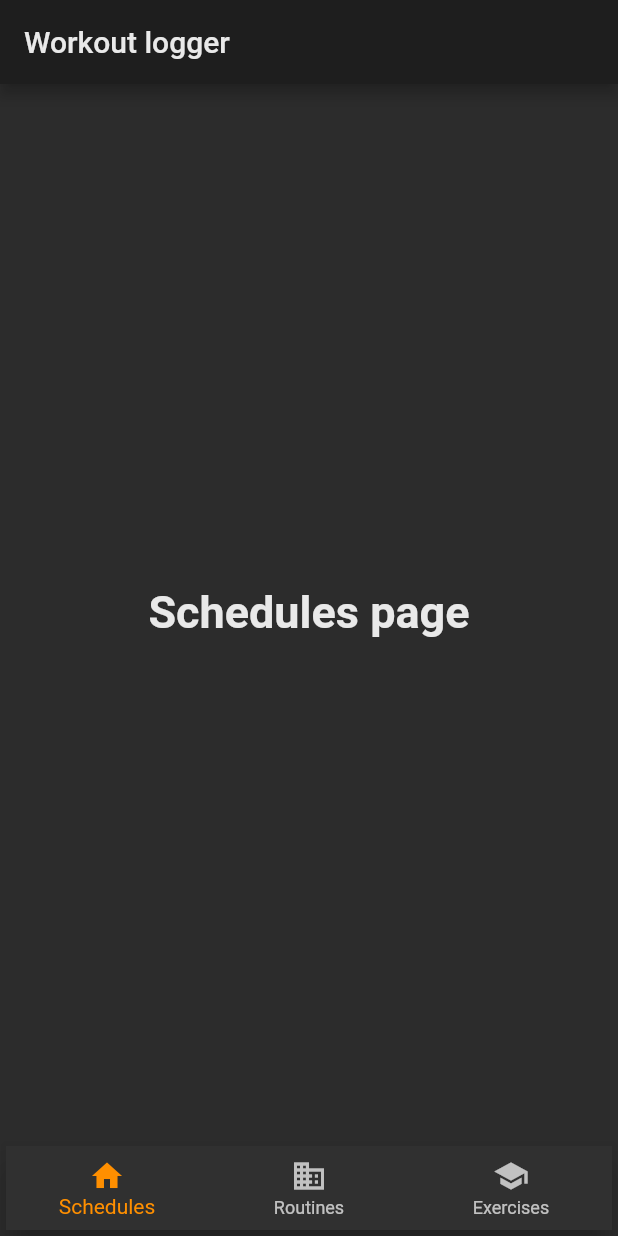
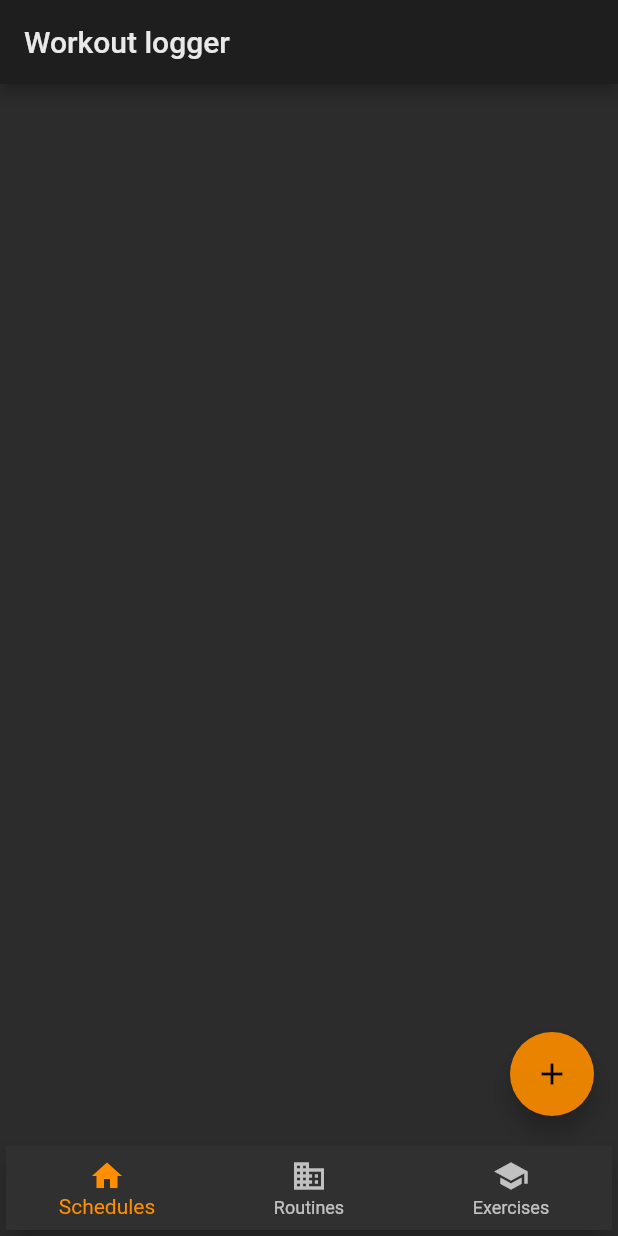
Before and after one commit to KuhakuPixel/Workout_Logger_App, a Flutter app: the screen it shows after launch, on a phone screen of 412 x 824 dp. Run offline on Flutter 3.47's test engine with Material 2 defaults, Android fonts, the phone set to English and light mode, and no system bars.

Commit message:
Working bottom modal sheet

```diff
--- /dev/null
+++ b/lib/ContentPages/page.dart
@@ -0,0 +1,54 @@
+import 'package:flutter/material.dart';
+
+class ApplicationPage extends StatelessWidget {
+  final String pageTitle;
+
+  //constructor
+  ApplicationPage({this.pageTitle});
+
+  void ShowModalBottomSheet(BuildContext context) {
+    showModalBottomSheet<void>(
+      context: context,
+      //takes in a function with taking in context as an argument and return a widget for the modar sheet
+      builder: (BuildContext context) {
+        return Container(
+          height: 300,
+          color: Colors.grey[900],
+          child: Center(
+            child: Column(
+              mainAxisAlignment: MainAxisAlignment.center,
+              mainAxisSize: MainAxisSize.min,
+              children: <Widget>[
+                const Text('Modal BottomSheet'),
+                ElevatedButton(
+                  child: const Text('Close BottomSheet'),
+                  onPressed: () => Navigator.pop(context),
+                )
+              ],
+            ),
+          ),
+        );
+      },
+    );
+  }
+
+  @override
+  Widget build(BuildContext context) {
+    //allow some flexibility by wrapping all the widget in a containr
+    return Scaffold(
+      body: Row(
+        //main content for the page
+        children: <Widget>[],
+      ),
+      // a floatingactionbuttonn that is built in as a parameter of schaffhold
+      floatingActionButton: FloatingActionButton(
+        child: Icon(Icons.add),
+        onPressed: () {
+          ShowModalBottomSheet(context);
+        },
+        backgroundColor: Colors.amber[800],
+        focusColor: Colors.amber[300],
+      ),
+    );
+  }
+}
--- a/lib/main.dart
+++ b/lib/main.dart
@@ -1,13 +1,4 @@
-/// Flutter code sample for BottomNavigationBar
-
-// This example shows a [BottomNavigationBar] as it is used within a [Scaffold]
-// widget. The [BottomNavigationBar] has three [BottomNavigationBarItem]
-// widgets and the [currentIndex] is set to index 0. The selected item is
-// amber. The `_onItemTapped` function changes the selected item's index
-// and displays a corresponding message in the center of the [Scaffold].
-//
-// ![A scaffold with a bottom navigation bar containing three bottom navigation
-// bar items. The first one is selected.](https://flutter.github.io/assets-for-api-docs/assets/material/bottom_navigation_bar.png)
+import 'package:WorkoutLoggerApp/ContentPages/page.dart';
 
 import 'package:flutter/material.dart';
 
@@ -51,15 +42,12 @@ class AppStatefulWidget extends StatefulWidget {
 /// This is the private State class that goes with MyStatefulWidget.
 class _AppStatefulWidgetState extends State<AppStatefulWidget> {
   int _selectedPageIndex = 0;
-  static const TextStyle optionStyle =
+  static TextStyle optionStyle =
       TextStyle(fontSize: 30, fontWeight: FontWeight.bold);
   //page content
   //this will be used as a page for the main content of the app
-  static const List<Widget> _pageContentOptions = <Widget>[
-    Text(
-      'Schedules page',
-      style: optionStyle,
-    ),
+  static List<Widget> _pageContentOptions = <Widget>[
+    ApplicationPage(pageTitle: "Test"),
     Text(
       'Routines page',
       style: optionStyle,
@@ -85,10 +73,9 @@ class _AppStatefulWidgetState extends State<AppStatefulWidget> {
         title: Text('Workout logger'),
       ),
       //the body parameter keeps track of the pages
-      body: Center(
-        child: _pageContentOptions[_selectedPageIndex],
-      ),
-      //the bottom navigation bar
+      body: _pageContentOptions[_selectedPageIndex],
+
+      //the bottom navigation bar//containing it with card to allow for more decoration
       bottomNavigationBar: Card(
         child: BottomNavigationBar(
           items: <BottomNavigationBarItem>[
@@ -111,12 +98,11 @@ class _AppStatefulWidgetState extends State<AppStatefulWidget> {
           //keeps track of the page index contents
           //by assigning a value according to the index
           onTap: _onTabPressed,
+        ),
+        elevation: 1000000000000000000000,
+        color: Colors.black87,
+      ),
 
-        ),
-        elevation:1000000000000000000000,
-        color:Colors.black87,
-
-      ),
     );
   }
 }
```
Also changed, not shown: lib/ContentPages/pages.dart (deleted, +0 -15 lines), lib/ContentPages/InputSheetPage.dart (added), lib/temporary.dart (added).
